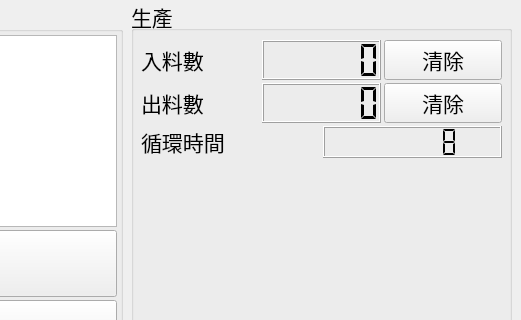
First picture: the form in bank-view/frontcontrolpanel.ui, repository smandyscom/front-base-widget, before the edit; both pictures show x 739 to 1260 and y 0 to 320 of the 1260 by 845 pixel window.
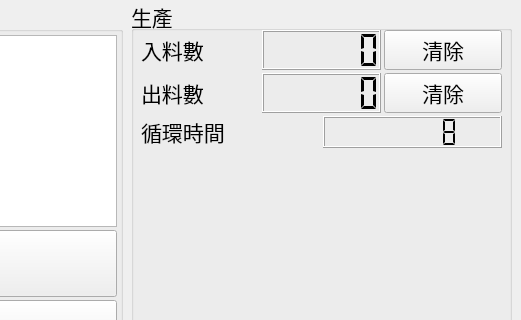
Second picture: the form after the edit.

Patch:
```diff
--- a/bank-view/frontcontrolpanel.ui
+++ b/bank-view/frontcontrolpanel.ui
@@ -55,9 +55,9 @@
     <property name="geometry">
      <rect>
       <x>10</x>
-      <y>40</y>
+      <y>30</y>
       <width>361</width>
-      <height>821</height>
+      <height>811</height>
      </rect>
     </property>
     <layout class="QVBoxLayout" name="verticalLayoutStatus">
@@ -169,7 +169,7 @@
     </layout>
    </widget>
   </widget>
-  <widget class="QWidget" name="">
+  <widget class="QWidget" name="layoutWidget">
    <property name="geometry">
     <rect>
      <x>1</x>
```
